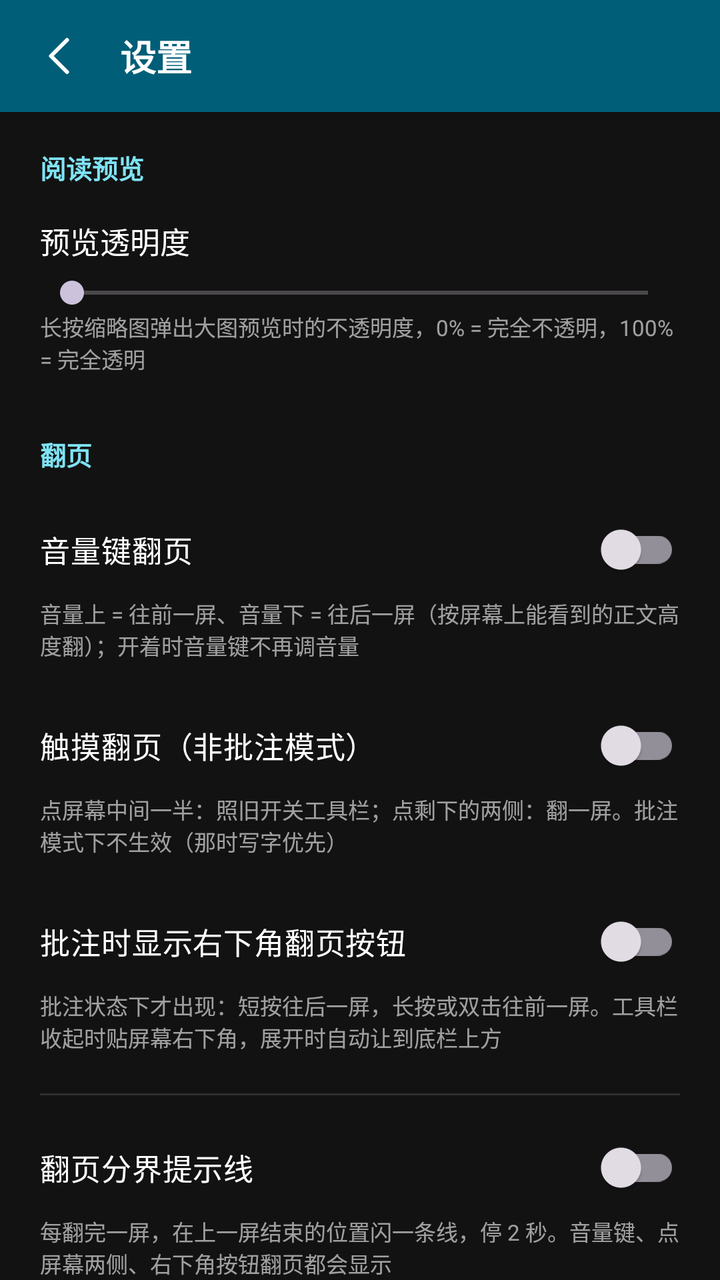
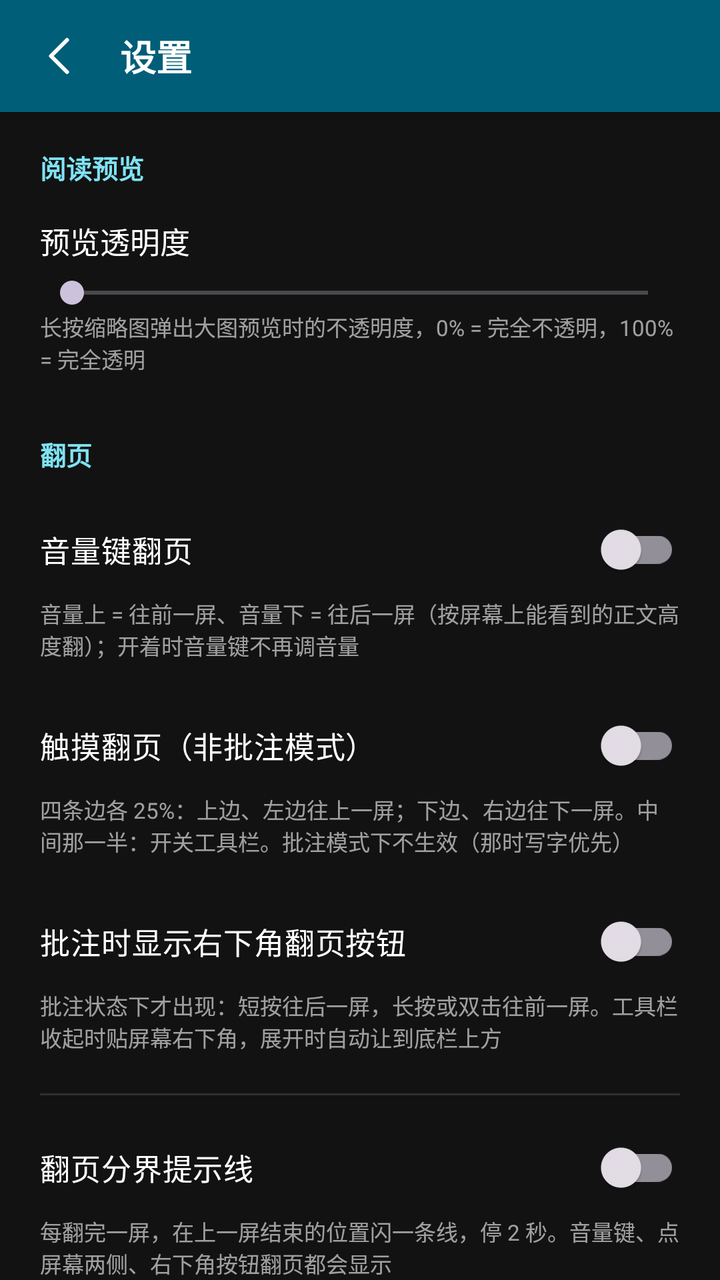

An Android layout rendered at two revisions. The XML below is the earlier revision; the diff shows what the commit changed to produce the second picture.
<!-- AndroidManifest.xml: activity theme Theme.PageHop.Settings -->
<!-- res/layout/activity_settings.xml -->
<?xml version="1.0" encoding="utf-8"?>
<LinearLayout xmlns:android="http://schemas.android.com/apk/res/android"
    android:id="@+id/settingsRoot"
    android:layout_width="match_parent"
    android:layout_height="match_parent"
    android:background="@color/reader_bg"
    android:orientation="vertical">

    <LinearLayout
        android:id="@+id/header"
        android:layout_width="match_parent"
        android:layout_height="56dp"
        android:background="@color/reader_bar"
        android:elevation="6dp"
        android:gravity="center_vertical"
        android:orientation="horizontal"
        android:paddingStart="8dp"
        android:paddingEnd="16dp">

        <ImageButton
            android:id="@+id/btnBack"
            android:layout_width="44dp"
            android:layout_height="44dp"
            android:background="?attr/selectableItemBackgroundBorderless"
            android:contentDescription="@string/back"
            android:scaleType="center"
            android:src="@drawable/ic_back" />

        <TextView
            android:id="@+id/tvTitle"
            android:layout_width="wrap_content"
            android:layout_height="wrap_content"
            android:layout_marginStart="8dp"
            android:text="@string/settings"
            android:textColor="#FFFFFFFF"
            android:textSize="18sp"
            android:textStyle="bold" />
    </LinearLayout>

    <ScrollView
        android:layout_width="match_parent"
        android:layout_height="0dp"
        android:layout_weight="1"
        android:clipToPadding="false"
        android:scrollbars="none">

        <LinearLayout
            android:id="@+id/content"
            android:layout_width="match_parent"
            android:layout_height="wrap_content"
            android:orientation="vertical"
            android:paddingStart="20dp"
            android:paddingTop="18dp"
            android:paddingEnd="20dp"
            android:paddingBottom="40dp">

            
            <TextView
                android:layout_width="wrap_content"
                android:layout_height="wrap_content"
                android:text="阅读预览"
                android:textColor="#FF7FE3F5"
                android:textSize="13sp"
                android:textStyle="bold" />

            <TextView
                android:id="@+id/tvAlpha"
                android:layout_width="match_parent"
                android:layout_height="wrap_content"
                android:layout_marginTop="16dp"
                android:text="预览透明度"
                android:textColor="#FFFFFFFF"
                android:textSize="15sp" />

            <SeekBar
                android:id="@+id/sbAlpha"
                android:layout_width="match_parent"
                android:layout_height="wrap_content"
                android:layout_marginTop="6dp" />

            <TextView
                android:layout_width="match_parent"
                android:layout_height="wrap_content"
                android:text="长按缩略图弹出大图预览时的不透明度，0% = 完全不透明，100% = 完全透明"
                android:textColor="#99FFFFFF"
                android:textSize="11sp" />

            
            <TextView
                android:layout_width="wrap_content"
                android:layout_height="wrap_content"
                android:layout_marginTop="30dp"
                android:text="翻页"
                android:textColor="#FF7FE3F5"
                android:textSize="13sp"
                android:textStyle="bold" />

            <androidx.appcompat.widget.SwitchCompat
                android:id="@+id/swVolume"
                android:layout_width="match_parent"
                android:layout_height="wrap_content"
                android:layout_marginTop="14dp"
                android:paddingTop="6dp"
                android:paddingBottom="6dp"
                android:text="音量键翻页"
                android:textColor="#FFFFFFFF"
                android:textSize="15sp" />

            <TextView
                android:layout_width="match_parent"
                android:layout_height="wrap_content"
                android:text="音量上 = 往前一屏、音量下 = 往后一屏（按屏幕上能看到的正文高度翻）；开着时音量键不再调音量"
                android:textColor="#99FFFFFF"
                android:textSize="11sp" />

            
            <LinearLayout
                android:id="@+id/boxOverlap"
                android:layout_width="match_parent"
                android:layout_height="wrap_content"
                android:orientation="vertical"
                android:visibility="gone">

                <TextView
                    android:id="@+id/tvOverlap"
                    android:layout_width="match_parent"
                    android:layout_height="wrap_content"
                    android:layout_marginTop="12dp"
                    android:text="翻屏重叠：10%"
                    android:textColor="#FFFFFFFF"
                    android:textSize="15sp" />

                <SeekBar
                    android:id="@+id/sbOverlap"
                    android:layout_width="match_parent"
                    android:layout_height="wrap_content"
                    android:layout_marginTop="6dp" />

                <TextView
                    android:layout_width="match_parent"
                    android:layout_height="wrap_content"
                    android:text="翻一屏时上一屏保留多少在顶上，接着读不丢上下文。10% 大约两三行字，0% 正好紧接着翻"
                    android:textColor="#99FFFFFF"
                    android:textSize="11sp" />
            </LinearLayout>

            <androidx.appcompat.widget.SwitchCompat
                android:id="@+id/swTapPaging"
                android:layout_width="match_parent"
                android:layout_height="wrap_content"
                android:layout_marginTop="18dp"
                android:paddingTop="6dp"
                android:paddingBottom="6dp"
                android:text="触摸翻页（非批注模式）"
                android:textColor="#FFFFFFFF"
                android:textSize="15sp" />

            <TextView
                android:layout_width="match_parent"
                android:layout_height="wrap_content"
                android:text="点屏幕中间一半：照旧开关工具栏；点剩下的两侧：翻一屏。批注模式下不生效（那时写字优先）"
                android:textColor="#99FFFFFF"
                android:textSize="11sp" />

            <androidx.appcompat.widget.SwitchCompat
                android:id="@+id/swTapHorizontal"
                android:layout_width="match_parent"
                android:layout_height="wrap_content"
                android:layout_marginStart="14dp"
                android:layout_marginTop="6dp"
                android:paddingTop="6dp"
                android:paddingBottom="6dp"
                android:text="左右翻页（关 = 上下翻页）"
                android:textColor="#FFFFFFFF"
                android:textSize="15sp"
                android:visibility="gone" />

            <TextView
                android:id="@+id/tvTapHorizontalHint"
                android:layout_width="match_parent"
                android:layout_height="wrap_content"
                android:layout_marginStart="14dp"
                android:text="开：点左边往前、点右边往后；关：点上边往前、点下边往后"
                android:textColor="#99FFFFFF"
                android:textSize="11sp"
                android:visibility="gone" />

            <androidx.appcompat.widget.SwitchCompat
                android:id="@+id/swCorner"
                android:layout_width="match_parent"
                android:layout_height="wrap_content"
                android:layout_marginTop="18dp"
                android:paddingTop="6dp"
                android:paddingBottom="6dp"
                android:text="批注时显示右下角翻页按钮"
                android:textColor="#FFFFFFFF"
                android:textSize="15sp" />

            <TextView
                android:layout_width="match_parent"
                android:layout_height="wrap_content"
                android:text="批注状态下才出现：短按往后一屏，长按或双击往前一屏。工具栏收起时贴屏幕右下角，展开时自动让到底栏上方"
                android:textColor="#99FFFFFF"
                android:textSize="11sp" />

            
            <View
                android:layout_width="match_parent"
                android:layout_height="1dp"
                android:layout_marginTop="20dp"
                android:background="#1FFFFFFF" />

            <androidx.appcompat.widget.SwitchCompat
                android:id="@+id/swFlipHint"
                android:layout_width="match_parent"
                android:layout_height="wrap_content"
                android:layout_marginTop="12dp"
                android:paddingTop="6dp"
                android:paddingBottom="6dp"
                android:text="翻页分界提示线"
                android:textColor="#FFFFFFFF"
                android:textSize="15sp" />

            <TextView
                android:layout_width="match_parent"
                android:layout_height="wrap_content"
                android:text="每翻完一屏，在上一屏结束的位置闪一条线，停 2 秒。音量键、点屏幕两侧、右下角按钮翻页都会显示"
                android:textColor="#99FFFFFF"
                android:textSize="11sp" />

            
            <LinearLayout
                android:id="@+id/boxHintStyle"
                android:layout_width="match_parent"
                android:layout_height="wrap_content"
                android:orientation="vertical">

                <TextView
                    android:id="@+id/tvHintInset"
                    android:layout_width="match_parent"
                    android:layout_height="wrap_content"
                    android:layout_marginTop="12dp"
                    android:text="左右留白：2%"
                    android:textColor="#FFFFFFFF"
                    android:textSize="15sp" />

                <SeekBar
                    android:id="@+id/sbHintInset"
                    android:layout_width="match_parent"
                    android:layout_height="wrap_content"
                    android:layout_marginTop="6dp" />

                <TextView
                    android:id="@+id/tvHintAlpha"
                    android:layout_width="match_parent"
                    android:layout_height="wrap_content"
                    android:layout_marginTop="12dp"
                    android:text="不透明度：100%"
                    android:textColor="#FFFFFFFF"
                    android:textSize="15sp" />

                <SeekBar
                    android:id="@+id/sbHintAlpha"
                    android:layout_width="match_parent"
                    android:layout_height="wrap_content"
                    android:layout_marginTop="6dp" />

                <TextView
                    android:id="@+id/tvHintWidth"
                    android:layout_width="match_parent"
                    android:layout_height="wrap_content"
                    android:layout_marginTop="12dp"
                    android:text="粗细：3dp"
                    android:textColor="#FFFFFFFF"
                    android:textSize="15sp" />

                <SeekBar
                    android:id="@+id/sbHintWidth"
                    android:layout_width="match_parent"
                    android:layout_height="wrap_content"
                    android:layout_marginTop="6dp" />

                <TextView
                    android:layout_width="match_parent"
                    android:layout_height="wrap_content"
                    android:layout_marginTop="14dp"
                    android:text="线条颜色"
                    android:textColor="#FFFFFFFF"
                    android:textSize="15sp" />

                <LinearLayout
                    android:id="@+id/hintColorRow"
                    android:layout_width="match_parent"
                    android:layout_height="wrap_content"
                    android:layout_marginTop="10dp"
                    android:orientation="vertical" />
            </LinearLayout>

            
            <TextView
                android:layout_width="wrap_content"
                android:layout_height="wrap_content"
                android:layout_marginTop="30dp"
                android:text="缩略图"
                android:textColor="#FF7FE3F5"
                android:textSize="13sp"
                android:textStyle="bold" />

            <androidx.appcompat.widget.SwitchCompat
                android:id="@+id/swGrid"
                android:layout_width="match_parent"
                android:layout_height="wrap_content"
                android:layout_marginTop="14dp"
                android:paddingTop="6dp"
                android:paddingBottom="6dp"
                android:text="长按时显示棋盘格线"
                android:textColor="#FFFFFFFF"
                android:textSize="15sp" />

            <TextView
                android:layout_width="match_parent"
                android:layout_height="wrap_content"
                android:text="长按缩略图时，每个格子四周描这个颜色的线"
                android:textColor="#99FFFFFF"
                android:textSize="11sp" />

            <LinearLayout
                android:id="@+id/gridColorRow"
                android:layout_width="match_parent"
                android:layout_height="wrap_content"
                android:layout_marginTop="10dp"
                android:orientation="vertical" />

            
            <TextView
                android:layout_width="wrap_content"
                android:layout_height="wrap_content"
                android:layout_marginTop="26dp"
                android:text="界面配色"
                android:textColor="#FF7FE3F5"
                android:textSize="13sp"
                android:textStyle="bold" />

            <TextView
                android:layout_width="match_parent"
                android:layout_height="wrap_content"
                android:layout_marginTop="4dp"
                android:text="顶栏和底栏的颜色（正文颜色在阅读页的「颜色」里单独调）"
                android:textColor="#99FFFFFF"
                android:textSize="11sp" />

            <LinearLayout
                android:id="@+id/barColorRow"
                android:layout_width="match_parent"
                android:layout_height="wrap_content"
                android:layout_marginTop="10dp"
                android:orientation="vertical" />

            <TextView
                android:id="@+id/tvAbout"
                android:layout_width="match_parent"
                android:layout_height="wrap_content"
                android:layout_marginTop="36dp"
                android:gravity="center"
                android:textColor="#66FFFFFF"
                android:textSize="11sp" />
        </LinearLayout>
    </ScrollView>
</LinearLayout>
<!-- resources referenced by this layout -->
<resources>
  <color name="reader_bar">#FF005E78</color>
  <color name="reader_bg">#121212</color>
  <!-- drawable ic_back (drawable) -->
  <?xml version="1.0" encoding="utf-8"?>
  <vector xmlns:android="http://schemas.android.com/apk/res/android"
      android:width="24dp"
      android:height="24dp"
      android:viewportWidth="24"
      android:viewportHeight="24">
      <path
          android:fillColor="#00000000"
          android:pathData="M15.5,4 L7.5,12 L15.5,20"
          android:strokeColor="#FFFFFFFF"
          android:strokeLineCap="round"
          android:strokeLineJoin="round"
          android:strokeWidth="2" />
  </vector>
  <string name="back">返回</string>
  <string name="settings">设置</string>
  <style name="Theme.PageHop.Settings" parent="Theme.Material3.Dark.NoActionBar">
          <item name="android:windowBackground">@color/reader_bg</item>
          <item name="colorPrimary">@color/brand</item>
          <item name="colorOnPrimary">@color/brand_on</item>
      </style>
  <color name="brand">#44685F</color>
  <color name="brand_on">#FFFFFF</color>
</resources>

<!-- the commit's change to res/layout/activity_settings.xml (unified diff, before → after) -->
@@ -158,32 +158,9 @@
             <TextView
                 android:layout_width="match_parent"
                 android:layout_height="wrap_content"
-                android:text="点屏幕中间一半：照旧开关工具栏；点剩下的两侧：翻一屏。批注模式下不生效（那时写字优先）"
-                android:textColor="#99FFFFFF"
-                android:textSize="11sp" />
-
-            <androidx.appcompat.widget.SwitchCompat
-                android:id="@+id/swTapHorizontal"
-                android:layout_width="match_parent"
-                android:layout_height="wrap_content"
-                android:layout_marginStart="14dp"
-                android:layout_marginTop="6dp"
-                android:paddingTop="6dp"
-                android:paddingBottom="6dp"
-                android:text="左右翻页（关 = 上下翻页）"
-                android:textColor="#FFFFFFFF"
-                android:textSize="15sp"
-                android:visibility="gone" />
-
-            <TextView
-                android:id="@+id/tvTapHorizontalHint"
-                android:layout_width="match_parent"
-                android:layout_height="wrap_content"
-                android:layout_marginStart="14dp"
-                android:text="开：点左边往前、点右边往后；关：点上边往前、点下边往后"
-                android:textColor="#99FFFFFF"
-                android:textSize="11sp"
-                android:visibility="gone" />
+                android:text="四条边各 25%：上边、左边往上一屏；下边、右边往下一屏。中间那一半：开关工具栏。批注模式下不生效（那时写字优先）"
+                android:textColor="#99FFFFFF"
+                android:textSize="11sp" />
 
             <androidx.appcompat.widget.SwitchCompat
                 android:id="@+id/swCorner"
